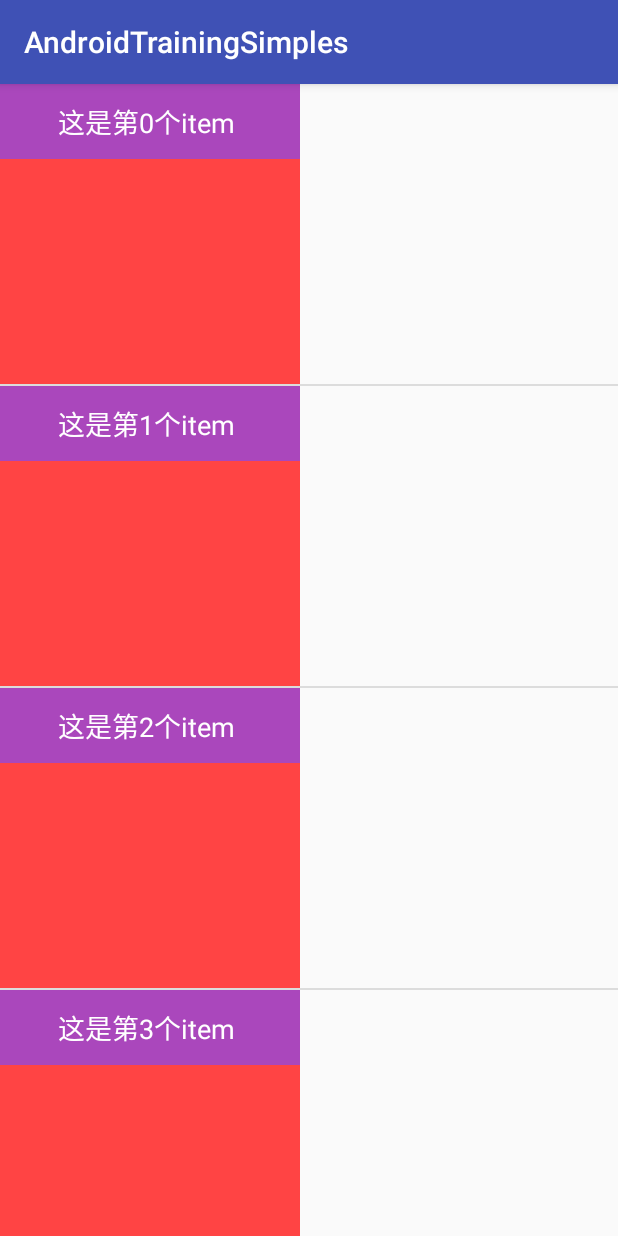
After one commit to pinguo-zhouwei/AndroidTrainingSimples, an Android app: the InflateSimpleActivity screen opened directly, with no data from a screen before it, on a phone screen of 412 x 824 dp. The commit adds this screen. Run offline under Robolectric (Android 15) with nearby library versions, the phone set to English and light mode, and no system bars.

Commit message:
［更新］inflate 宽高无效测试代码

```diff
--- a/app/src/main/AndroidManifest.xml
+++ b/app/src/main/AndroidManifest.xml
@@ -37,9 +37,12 @@
         <activity android:name=".bottom_navigation.RadioGroupTabActivity"/>
         <activity android:name=".bottom_navigation.CustomTabActivity"/>
         <activity android:name=".service.ServiceSimpleActivity"/>
+        <activity android:name=".glide.GlideSimpleActivity"/>
+        <activity android:name=".rx_simples.RxJavaSimpleActivity"/>
         <activity android:name=".viewpager_transform.ViewPagerActivity"
                   android:theme="@style/Theme.Design.Light.NoActionBar"
             />
+        <activity android:name=".inflate_test.InflateSimpleActivity"/>
         <!-- -->
         <service android:name=".service.SimpleService"
                  android:exported="false"
--- a/app/src/main/java/com/zhouwei/androidtrainingsimples/HomeFragment.java
+++ b/app/src/main/java/com/zhouwei/androidtrainingsimples/HomeFragment.java
@@ -24,6 +24,9 @@ public class HomeFragment extends AbsBaseFragment<String> {
             ,"Android 底部导航栏最佳实践"
             ,"Service Simple"
             ,"仿掌上英雄联盟皮肤浏览效果"
+            ,"Glide Simples"
+            ,"Rx_FlapMap_Simple"
+            ,"Inflate simples"
     };
     @Override
     public void onRecyclerViewInitialized() {
--- /dev/null
+++ b/app/src/main/java/com/zhouwei/androidtrainingsimples/inflate_test/InflateSimpleActivity.java
@@ -0,0 +1,86 @@
+package com.zhouwei.androidtrainingsimples.inflate_test;
+
+import android.os.Bundle;
+import android.support.annotation.Nullable;
+import android.support.v7.app.AppCompatActivity;
+import android.support.v7.widget.DividerItemDecoration;
+import android.support.v7.widget.LinearLayoutManager;
+import android.support.v7.widget.RecyclerView;
+import android.view.LayoutInflater;
+import android.view.View;
+import android.view.ViewGroup;
+import android.widget.TextView;
+
+import com.zhouwei.androidtrainingsimples.R;
+
+import java.util.ArrayList;
+import java.util.List;
+
+/**
+ * Created by zhouwei on 17/7/24.
+ */
+
+public class InflateSimpleActivity extends AppCompatActivity {
+    private RecyclerView mRecyclerView;
+    @Override
+    protected void onCreate(@Nullable Bundle savedInstanceState) {
+        super.onCreate(savedInstanceState);
+        setContentView(R.layout.inflate_test_layout);
+        initView();
+    }
+
+    private void initView() {
+        mRecyclerView = (RecyclerView) findViewById(R.id.rv_inflate_test);
+        RVAdapter adapter = new RVAdapter();
+        adapter.setData(mockData());
+        LinearLayoutManager manager = new LinearLayoutManager(this);
+        manager.setOrientation(LinearLayoutManager.VERTICAL);
+        mRecyclerView.addItemDecoration(new DividerItemDecoration(this,DividerItemDecoration.VERTICAL));
+        mRecyclerView.setLayoutManager(manager);
+        mRecyclerView.setAdapter(adapter);
+        adapter.notifyDataSetChanged();
+    }
+
+
+    private List<String> mockData(){
+        List<String> datas = new ArrayList<>();
+        for(int i=0;i<100;i++){
+            datas.add("这是第"+i+ "个item ");
+        }
+
+        return datas;
+    }
+
+
+    public static class RVAdapter extends RecyclerView.Adapter{
+        private List<String> mData;
+
+        public void setData(List<String> data) {
+            mData = data;
+        }
+
+        @Override
+        public RecyclerView.ViewHolder onCreateViewHolder(ViewGroup parent, int viewType) {
+            return new InflateViewHolder(LayoutInflater.from(parent.getContext()).inflate(R.layout.inflate_test_item,parent,false));
+        }
+
+        @Override
+        public void onBindViewHolder(RecyclerView.ViewHolder holder, int position) {
+             InflateViewHolder viewHolder = (InflateViewHolder) holder;
+             ((InflateViewHolder) holder).mTextView.setText(mData.get(position));
+        }
+
+        @Override
+        public int getItemCount() {
+            return mData == null ? 0:mData.size();
+        }
+
+        public static class InflateViewHolder extends RecyclerView.ViewHolder{
+            private TextView mTextView;
+            public InflateViewHolder(View itemView) {
+                super(itemView);
+                mTextView = (TextView) itemView.findViewById(R.id.text_item);
+            }
+        }
+    }
+}
--- /dev/null
+++ b/app/src/main/res/layout/inflate_test_item.xml
@@ -0,0 +1,17 @@
+<?xml version="1.0" encoding="utf-8"?>
+<LinearLayout xmlns:android="http://schemas.android.com/apk/res/android"
+              android:orientation="vertical"
+              android:layout_width="200dp"
+              android:layout_height="200dp"
+              android:background="@android:color/holo_red_light"
+    >
+   <TextView
+       android:id="@+id/text_item"
+       android:layout_width="match_parent"
+       android:layout_height="50dp"
+       android:textSize="18sp"
+       android:textColor="@android:color/white"
+       android:background="#AA47BC"
+       android:gravity="center"
+       />
+</LinearLayout>
--- /dev/null
+++ b/app/src/main/res/layout/inflate_test_layout.xml
@@ -0,0 +1,10 @@
+<?xml version="1.0" encoding="utf-8"?>
+<LinearLayout xmlns:android="http://schemas.android.com/apk/res/android"
+              android:orientation="vertical"
+              android:layout_width="match_parent"
+              android:layout_height="match_parent">
+     <android.support.v7.widget.RecyclerView
+         android:id="@+id/rv_inflate_test"
+         android:layout_width="match_parent"
+         android:layout_height="match_parent"></android.support.v7.widget.RecyclerView>
+</LinearLayout>
```
Also changed, not shown: app/build.gradle (+7 -0 lines), app/src/main/java/com/zhouwei/androidtrainingsimples/MainItemCell.java (+12 -0 lines), app/src/main/java/com/zhouwei/androidtrainingsimples/glide/GlideSimpleActivity.java (added, +34 -0 lines), app/src/main/java/com/zhouwei/androidtrainingsimples/rx_simples/RxJavaSimpleActivity.java (added, +144 -0 lines), app/src/main/java/com/zhouwei/androidtrainingsimples/rx_simples/model/MockData.java (added, +46 -0 lines), app/src/main/java/com/zhouwei/androidtrainingsimples/rx_simples/model/Source.java (added, +17 -0 lines), app/src/main/java/com/zhouwei/androidtrainingsimples/rx_simples/model/Student.java (added, +19 -0 lines), app/src/main/res/layout/glide_simple_layout.xml (added, +13 -0 lines), app/src/main/res/layout/layout_rx_test.xml (added, +24 -0 lines).
